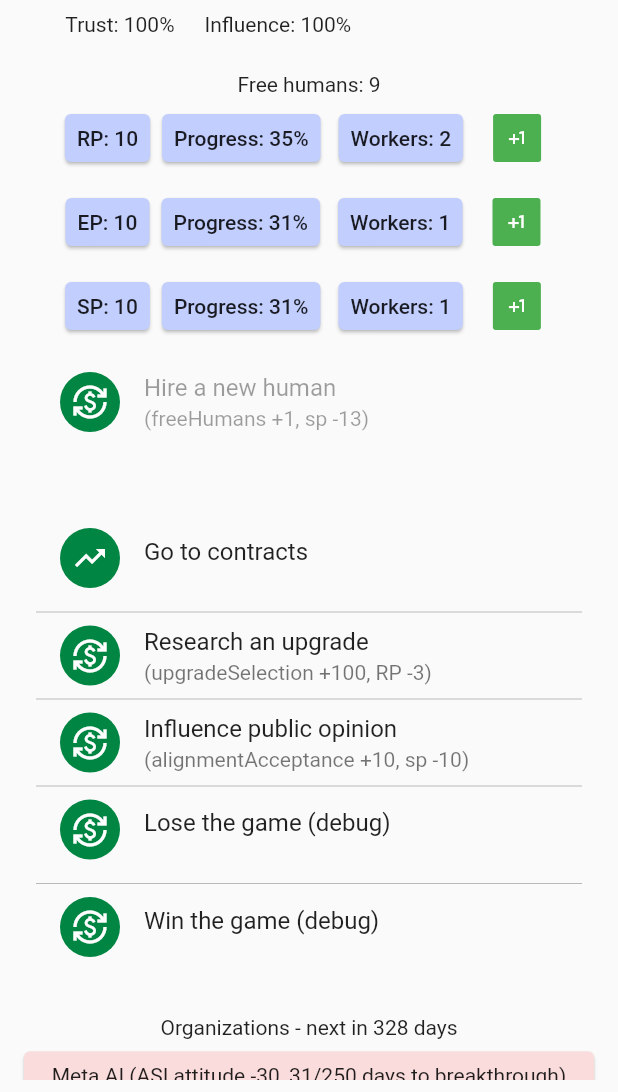
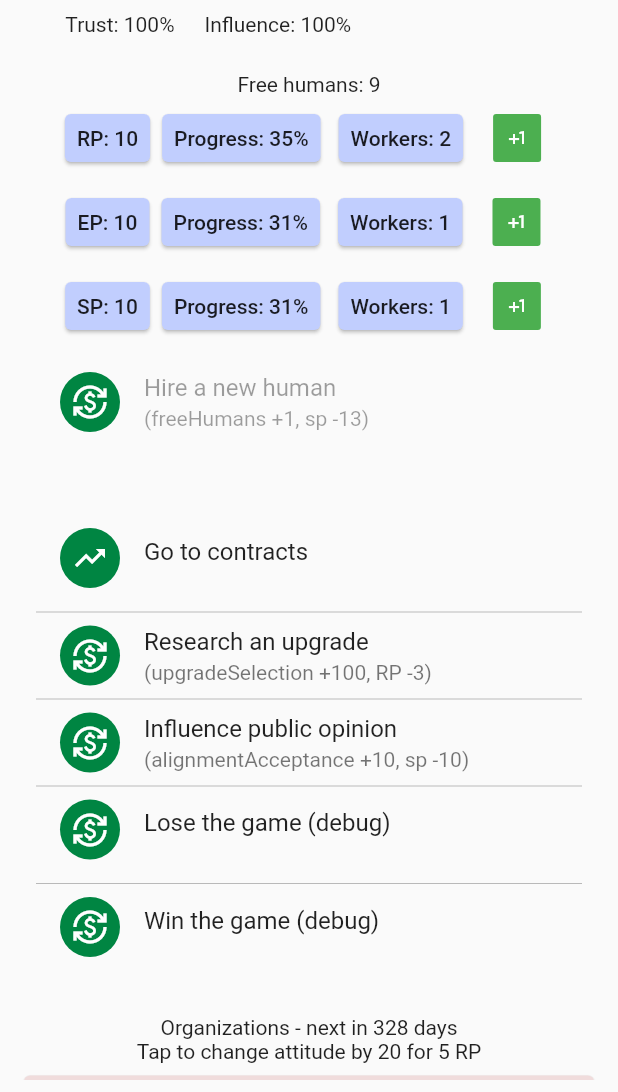
Before and after one commit to mmKALLL/alignment-is-hard, a Flutter app: the screen it shows after launch, after a tap on the "plus one" icon, on a phone screen of 412 x 824 dp, the part 144-1236 px from its top. Run offline on Flutter 3.47's test engine with Material 2 defaults, Android fonts, the phone set to English and light mode, and no system bars.

Commit message:
feat: make alignment disposition events affect organizations as intended

```diff
--- a/lib/components/action_buttons.dart
+++ b/lib/components/action_buttons.dart
@@ -109,10 +109,11 @@ const gameScreenDivider = Divider(height: 4, color: Colors.black26);
 const paddedGameScreenDivider = Padding(padding: EdgeInsets.only(top: 4, bottom: 4), child: Divider(height: 4, color: Colors.black26));
 
 class GameScreenActionButtons extends StatelessWidget {
-  const GameScreenActionButtons(this.gs, this.handleAction, [key]) : super(key: key);
+  const GameScreenActionButtons(this.gs, this.handleAction, this.debug, [key]) : super(key: key);
 
   final GameState gs;
   final Function handleAction;
+  final bool debug;
 
   @override
   Widget build(BuildContext context) {
@@ -125,10 +126,10 @@ class GameScreenActionButtons extends StatelessWidget {
         ActionButton(gs, handleAction, actions.researchUpgrade(), Icons.currency_exchange_sharp),
         gameScreenDivider,
         ActionButton(gs, handleAction, actions.influenceAlignmentAcceptance(), Icons.currency_exchange_sharp),
-        gameScreenDivider,
-        ActionButton(gs, handleAction, actions.gotoGameOver, Icons.currency_exchange_sharp),
-        gameScreenDivider,
-        ActionButton(gs, handleAction, actions.gotoGameWin, Icons.currency_exchange_sharp),
+        if (debug) gameScreenDivider,
+        if (debug) ActionButton(gs, handleAction, actions.gotoGameOver, Icons.currency_exchange_sharp),
+        if (debug) gameScreenDivider,
+        if (debug) ActionButton(gs, handleAction, actions.gotoGameWin, Icons.currency_exchange_sharp),
       ],
     );
   }
--- a/lib/logic/actions.dart
+++ b/lib/logic/actions.dart
@@ -3,6 +3,7 @@ import 'dart:math';
 import 'package:alignment_is_hard/logic/contract.dart';
 import 'package:alignment_is_hard/logic/game_state.dart';
 import 'package:alignment_is_hard/logic/util.dart';
+import 'package:alignment_is_hard/main.dart';
 
 class Actions {
   Actions(this.gs);
@@ -35,7 +36,7 @@ class Actions {
         'Influence organization alignment disposition',
         [
           ActionEffect(Param.organizationAlignmentDisposition, (orgIndex)),
-          ActionEffect(Param.rp, -5),
+          ActionEffect(Param.rp, -Constants.organizationAlignmentDispositionRpUse),
         ],
         Event('influenceOrganizationAlignmentDisposition'),
       );
@@ -242,6 +243,10 @@ reduceActionEffects(GameState gs, List<ActionEffect> effects) {
         gs.contracts[effect.value] = getRandomContract(gs);
         gs.contracts = mapContractStatus(gs, 0);
         break;
+
+      case Param.organizationAlignmentDisposition:
+        gs.organizations[effect.value].alignmentDisposition += Constants.organizationAlignmentDispositionGain;
+        break;
     }
   }
 
@@ -262,6 +267,9 @@ validateActionResourceSufficiency(GameState gs, ActionEffect effect) {
       return gs.contracts.any((c) => !c.started);
     case Param.contractClaimed:
       return gs.contracts[value].started == true && (gs.contracts[value].succeeded || gs.contracts[value].failed);
+    case Param.organizationAlignmentDisposition:
+      return gs.organizations[value].active &&
+          gs.organizations[value].alignmentDisposition < 60 - Constants.organizationAlignmentDispositionGain;
     default:
       break;
   }
@@ -317,6 +325,7 @@ validateActionResourceSufficiency(GameState gs, ActionEffect effect) {
     case Param.contractFailure:
     case Param.refreshContracts:
     case Param.contractClaimed:
+    case Param.organizationAlignmentDisposition:
       return true;
 
     // No default switch case acts as an assertNever; you get warnings if a case is not handled. Handling all of them causes the below return to be unreachable.
--- a/lib/main.dart
+++ b/lib/main.dart
@@ -63,6 +63,12 @@ class MainComponent extends StatefulWidget {
 }
 
 const debug = true;
+
+class Constants {
+  static bool get isDebug => debug;
+  static int organizationAlignmentDispositionGain = 20;
+  static int organizationAlignmentDispositionRpUse = 5;
+}
 
 class _MainComponentState extends State<MainComponent> {
   _MainComponentState() {
@@ -142,7 +148,7 @@ class _MainComponentState extends State<MainComponent> {
                   height: 8,
                 ),
                 HumanAllocation(gs: gs, handleAction: handleAction),
-                GameScreenActionButtons(gs, handleAction),
+                GameScreenActionButtons(gs, handleAction, debug),
                 OrganizationsView(gs, handleAction),
               ],
             ),
--- a/lib/views/organizations_view.dart
+++ b/lib/views/organizations_view.dart
@@ -1,5 +1,8 @@
+import 'dart:math';
+
 import 'package:alignment_is_hard/logic/actions.dart';
 import 'package:alignment_is_hard/logic/game_state.dart';
+import 'package:alignment_is_hard/main.dart';
 import 'package:flutter/material.dart' hide Action, Actions;
 
 class OrganizationsView extends StatelessWidget {
@@ -18,6 +21,8 @@ class OrganizationsView extends StatelessWidget {
         child: Column(
       children: [
         Text('Organizations - next in ${360 - (gs.turn % 360)} days'),
+        Text(
+            'Tap to change attitude by ${Constants.organizationAlignmentDispositionGain} for ${Constants.organizationAlignmentDispositionRpUse} RP'),
         ...organizationWidgets,
       ],
     ));
@@ -37,7 +42,7 @@ class OrganizationWidget extends StatelessWidget {
   @override
   Widget build(BuildContext context) {
     final actions = Actions(gs);
-    final ad = organization.alignmentDisposition;
+    final int ad = organization.alignmentDisposition;
     return Container(
         padding: const EdgeInsets.all(4),
         width: MediaQuery.of(context).size.width - 8,
@@ -48,7 +53,7 @@ class OrganizationWidget extends StatelessWidget {
             // This comes with a small performance cost, and you should not set [clipBehavior]
             // unless you need it.
             clipBehavior: Clip.hardEdge,
-            color: Color.fromRGBO(220 + (ad < 0 ? -ad : 0), 220 + (ad > 0 ? ad : 0), 220, 1),
+            color: Color.fromRGBO(210 + min(45, ad < 0 ? -ad : 0), 220 + min(35, ad > 0 ? ad : 0), 220, 1),
             child: InkWell(
                 splashColor: Colors.blue.withAlpha(30),
                 onTap: () {
@@ -87,7 +92,7 @@ class FeatureDisplay extends StatelessWidget {
           width: 40,
           height: 16,
           margin: const EdgeInsets.only(right: 4),
-          color: isMainFocus ? Color.fromARGB(48, 94, 99, 255) : null,
+          color: isMainFocus ? const Color.fromARGB(48, 94, 99, 255) : null,
           child: Text(getShortFeatureName(feature.name))),
       ...List.generate(
           featureMaxLevel,
--- a/notes.txt
+++ b/notes.txt
@@ -1,4 +1,12 @@
 Alignment is Hard notes
+
+Glossary:
+
+Organization - the main "allies and antagonists" of the game, their progress determines the high-level tug of war between alignment and capabilities in the game
+Breakthrough - every x days, organizations can make a "breakthrough", which increases an organization's research area's progress by one (in addition to other effects)
+AA - Alignment acceptance, one of the wincons and a modifier to what % of research goes into alignment
+AD - Alignment disposition, an individual modifier for organizations that gets applied on top of AA to determine the outcome of breakthroughs
+ASI outcome - bar that starts at 50% and shifts whenever a breakthrough is made; if it reaches 0% you lose (due to misaligned ASI), and if 100% you win (due to aligned ASI)
 
 There's several main resources
 
```
